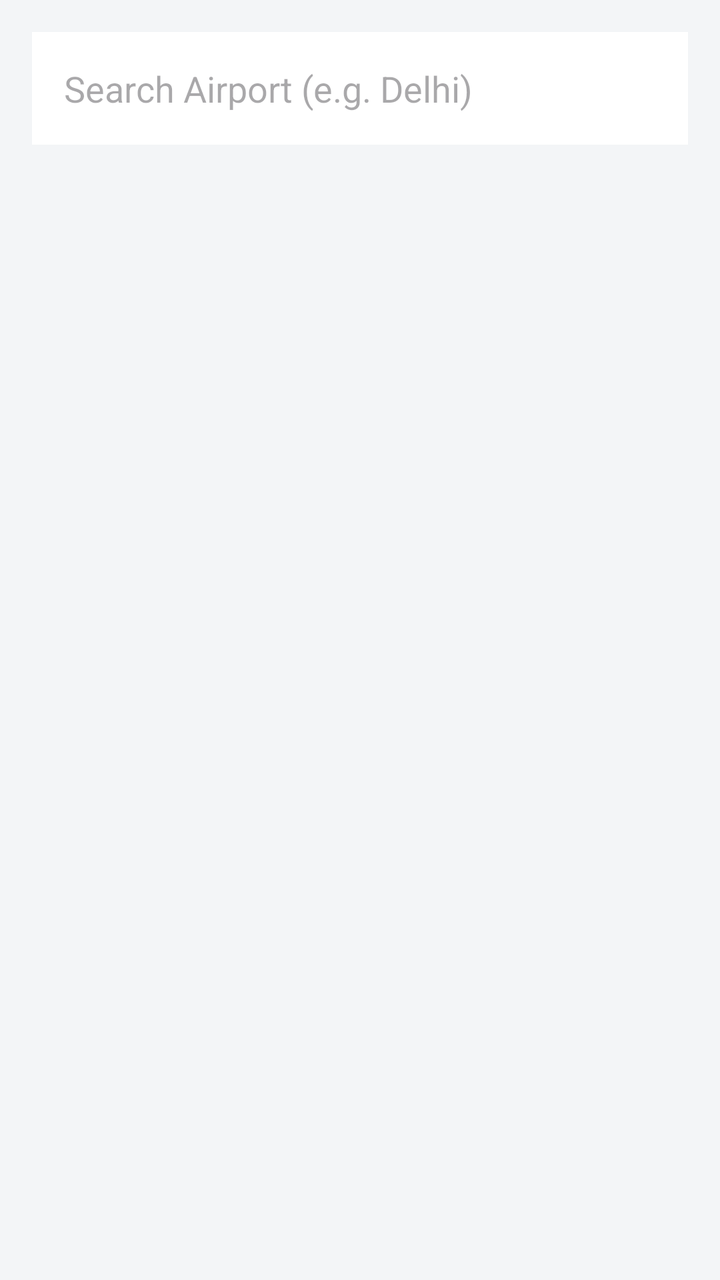
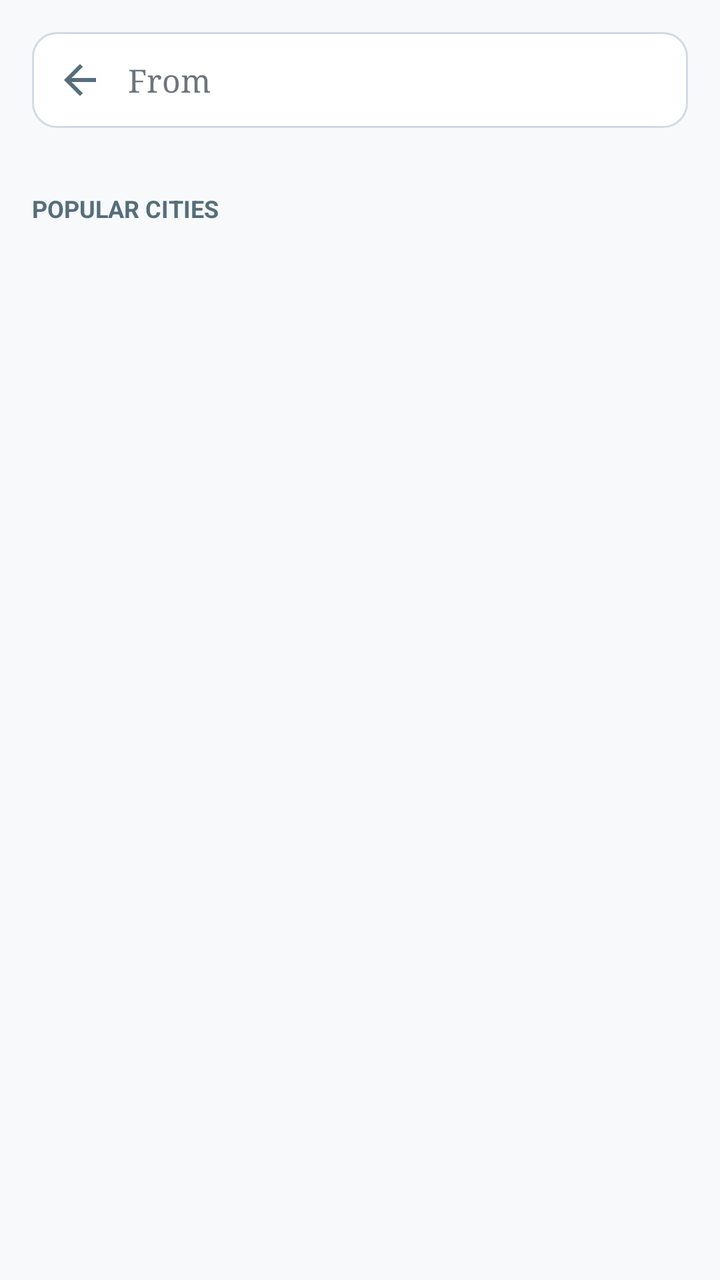

Screens rendered from an Android XML layout before and after an edit, with the pre-edit source and the edit as a unified diff.
<!-- AndroidManifest.xml: application theme Theme.Skyport -->
<!-- res/layout/activity_airport_search.xml -->
<?xml version="1.0" encoding="utf-8"?>
<LinearLayout xmlns:android="http://schemas.android.com/apk/res/android"
    android:layout_width="match_parent"
    android:layout_height="match_parent"
    android:orientation="vertical"
    android:padding="16dp"
    android:background="#F3F5F7">

    <EditText
        android:id="@+id/etSearchAirport"
        android:layout_width="match_parent"
        android:layout_height="wrap_content"
        android:hint="Search Airport (e.g. Delhi)"
        android:inputType="text"
        android:padding="16dp"
        android:background="#FFFFFF" />
        
    <ProgressBar
        android:id="@+id/progressBar"
        android:layout_width="wrap_content"
        android:layout_height="wrap_content"
        android:layout_gravity="center"
        android:visibility="gone"
        android:layout_marginTop="16dp"/>

    <ListView
        android:id="@+id/lvAirports"
        android:layout_width="match_parent"
        android:layout_height="match_parent"
        android:layout_marginTop="16dp" />

</LinearLayout>
<!-- resources referenced by this layout -->
<resources>
  <style name="Theme.Skyport" parent="Theme.Material3.Light.NoActionBar">
          <item name="colorPrimary">@color/primary</item>
          <item name="android:windowBackground">@color/background_light</item>
          <item name="android:statusBarColor">@color/background_light</item>
          <item name="android:windowLightStatusBar">true</item>
      </style>
  <color name="primary">#0055FF</color>
  <color name="background_light">#F8F9FB</color>
</resources>

<!-- the commit's change to res/layout/activity_airport_search.xml (unified diff, before → after) -->
@@ -2,31 +2,121 @@
 <LinearLayout xmlns:android="http://schemas.android.com/apk/res/android"
     android:layout_width="match_parent"
     android:layout_height="match_parent"
-    android:orientation="vertical"
-    android:padding="16dp"
-    android:background="#F3F5F7">
+    android:background="@color/background_light"
+    android:orientation="vertical">
 
-    <EditText
-        android:id="@+id/etSearchAirport"
+    
+    <LinearLayout
         android:layout_width="match_parent"
         android:layout_height="wrap_content"
-        android:hint="Search Airport (e.g. Delhi)"
-        android:inputType="text"
-        android:padding="16dp"
-        android:background="#FFFFFF" />
-        
+        android:gravity="center_vertical"
+        android:orientation="horizontal"
+        android:padding="16dp">
+
+        <LinearLayout
+            android:layout_width="match_parent"
+            android:layout_height="48dp"
+            android:background="@drawable/bg_search_input"
+            android:gravity="center_vertical"
+            android:orientation="horizontal"
+            android:paddingStart="4dp"
+            android:paddingEnd="16dp">
+
+            <ImageButton
+                android:id="@+id/btnBack"
+                android:layout_width="40dp"
+                android:layout_height="40dp"
+                android:background="?attr/selectableItemBackgroundBorderless"
+                android:src="?attr/homeAsUpIndicator"
+                android:tint="@color/skyport_text_secondary" />
+
+            <EditText
+                android:id="@+id/etSearchAirport"
+                android:layout_width="match_parent"
+                android:layout_height="match_parent"
+                android:layout_marginStart="4dp"
+                android:background="@null"
+                android:fontFamily="serif"
+                android:hint="From"
+                android:imeOptions="actionSearch"
+                android:inputType="text"
+                android:textColor="@color/skyport_navy"
+                android:textColorHint="@color/skyport_label_gray"
+                android:textSize="16sp" />
+        </LinearLayout>
+    </LinearLayout>
+
     <ProgressBar
         android:id="@+id/progressBar"
         android:layout_width="wrap_content"
         android:layout_height="wrap_content"
         android:layout_gravity="center"
-        android:visibility="gone"
-        android:layout_marginTop="16dp"/>
+        android:layout_marginTop="8dp"
+        android:visibility="gone" />
 
-    <ListView
-        android:id="@+id/lvAirports"
+    <androidx.core.widget.NestedScrollView
         android:layout_width="match_parent"
-        android:layout_height="match_parent"
-        android:layout_marginTop="16dp" />
+        android:layout_height="match_parent">
+
+        <LinearLayout
+            android:layout_width="match_parent"
+            android:layout_height="wrap_content"
+            android:orientation="vertical"
+            android:paddingBottom="24dp">
+
+            
+            <LinearLayout
+                android:id="@+id/sectionRecent"
+                android:layout_width="match_parent"
+                android:layout_height="wrap_content"
+                android:orientation="vertical"
+                android:visibility="gone">
+
+                <TextView
+                    android:layout_width="match_parent"
+                    android:layout_height="wrap_content"
+                    android:paddingHorizontal="16dp"
+                    android:paddingTop="8dp"
+                    android:paddingBottom="8dp"
+                    android:text="RECENT SEARCHES"
+                    android:textColor="@color/skyport_text_secondary"
+                    android:textSize="12sp"
+                    android:textStyle="bold" />
+
+                <LinearLayout
+                    android:id="@+id/llRecentSearches"
+                    android:layout_width="match_parent"
+                    android:layout_height="wrap_content"
+                    android:orientation="vertical" />
+            </LinearLayout>
+
+            
+            <LinearLayout
+                android:id="@+id/sectionPopular"
+                android:layout_width="match_parent"
+                android:layout_height="wrap_content"
+                android:orientation="vertical">
+
+                <TextView
+                    android:id="@+id/tvListHeader"
+                    android:layout_width="match_parent"
+                    android:layout_height="wrap_content"
+                    android:paddingHorizontal="16dp"
+                    android:paddingTop="16dp"
+                    android:paddingBottom="8dp"
+                    android:text="POPULAR CITIES"
+                    android:textColor="@color/skyport_text_secondary"
+                    android:textSize="12sp"
+                    android:textStyle="bold" />
+
+                <LinearLayout
+                    android:id="@+id/llPopularCities"
+                    android:layout_width="match_parent"
+                    android:layout_height="wrap_content"
+                    android:orientation="vertical" />
+            </LinearLayout>
+
+        </LinearLayout>
+    </androidx.core.widget.NestedScrollView>
 
 </LinearLayout>
<!-- resource entries referenced after the edit -->
@@ -6,7 +6,20 @@
           <item name="android:statusBarColor">@color/background_light</item>
           <item name="android:windowLightStatusBar">true</item>
       </style>
+  <color name="skyport_bg_top">#FFFFFF</color>
+  <color name="skyport_field_line">#D1D9E6</color>
   <color name="primary">#0055FF</color>
   <color name="background_light">#F8F9FB</color>
+  <color name="skyport_label_gray">#6C757D</color>
+  <color name="skyport_navy">#02254B</color>
+  <color name="skyport_text_secondary">#546E7A</color>
+  <!-- drawable bg_search_input (drawable) -->
+  <?xml version="1.0" encoding="utf-8"?>
+  <shape xmlns:android="http://schemas.android.com/apk/res/android"
+      android:shape="rectangle">
+      <solid android:color="@color/skyport_bg_top" />
+      <stroke android:width="1dp" android:color="@color/skyport_field_line" />
+      <corners android:radius="12dp" />
+  </shape>
 </resources>
 
